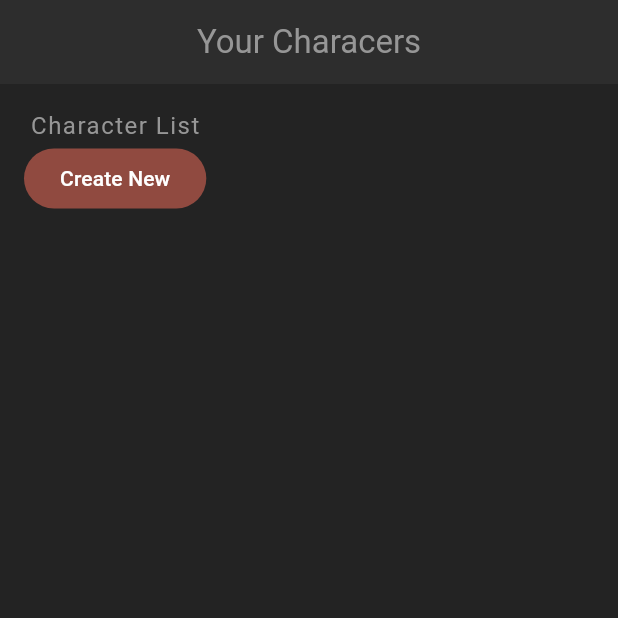
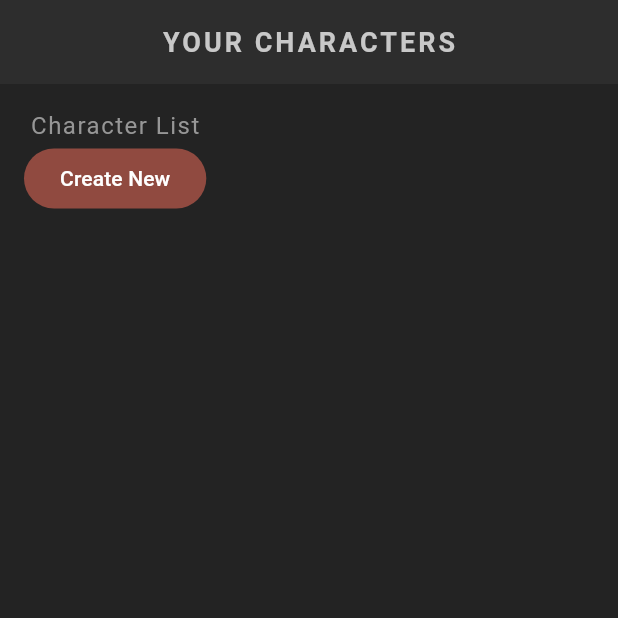
Before and after one commit to vanesascode/medieval_character_creator_flutter, a Flutter app: the screen it shows after launch, on a phone screen of 412 x 824 dp, the top half of it. Run offline on Flutter 3.47's test engine with Material 3 defaults, Android fonts, the phone set to English and light mode, and no system bars; our stand-ins replace google_fonts; Roboto replaces fonts that are missing (Kanit).

Commit message:
feat: :sparkles: add the reusable custom text widgets into the home class

```diff
--- a/lib/screens/home/home.dart
+++ b/lib/screens/home/home.dart
@@ -1,3 +1,4 @@
+import 'package:character_creator/shared/styled_text.dart';
 import 'package:flutter/material.dart';
 
 class Home extends StatefulWidget {
@@ -12,13 +13,13 @@ class _HomeState extends State<Home> {
   Widget build(BuildContext context) {
     return Scaffold(
       appBar: AppBar(
-        title: const Text('Your Characers'),
+        title: const StyledTitle('Your Characters'),
         centerTitle: true,
       ),
       body: Container(
           padding: const EdgeInsets.all(16),
           child: Column(children: [
-            const Text('Character List'),
+            const StyledText('Character List'),
             FilledButton(onPressed: () {}, child: const Text('Create New'))
           ])),
     );
```
